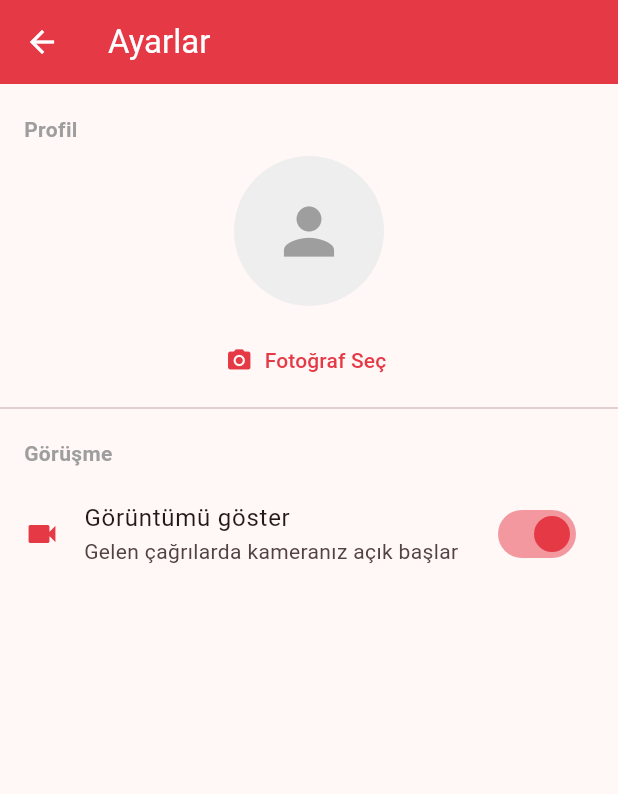
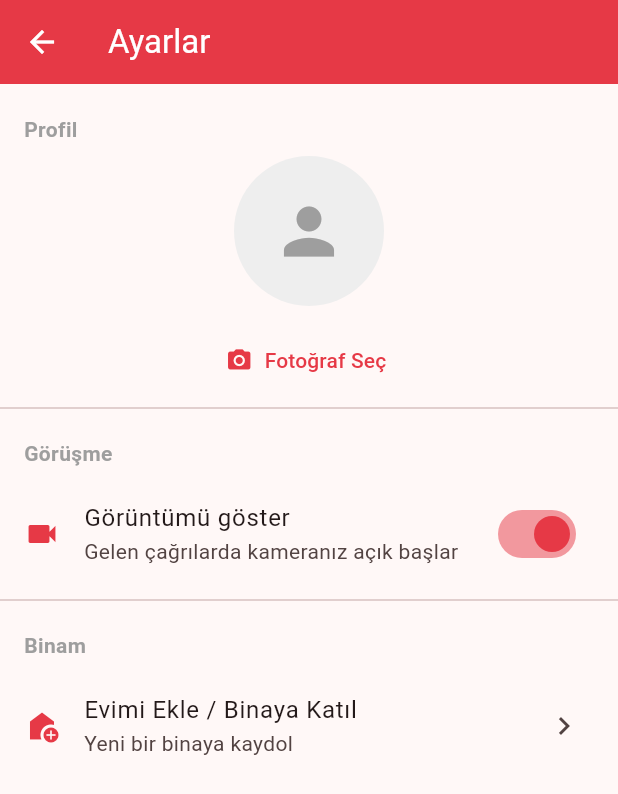
Before and after one commit to ilbarsseckin/diafon-mobil-app, a Flutter app: the HomeScreen screen opened directly with empty values, after a tap on the "settings" icon, on a phone screen of 412 x 824 dp. Shown: the top 794 px of the screen. Run offline on Flutter 3.47's test engine with Material 3 defaults, Android fonts, the phone set to English and light mode, and no system bars; our stand-ins replace firebase_core, firebase_messaging, flutter_secure_storage, geolocator, google_maps_flutter, image_picker and 2 more; missing offline and left inert: flutter_callkit_incoming, flutter_webrtc, mobile_scanner; accounts and stored records are empty; network calls fail.

Commit message:
Navbar: alt bar + ortada QR butonu, Evimi Ekle ayarlara tasindi

```diff
--- a/lib/main.dart
+++ b/lib/main.dart
@@ -502,33 +502,8 @@ class _HomeScreenState extends State<HomeScreen> {
         foregroundColor: Colors.white,
         actions: [
           IconButton(
-            icon: const Icon(Icons.add_home),
-            tooltip: 'Evimi Ekle',
-            onPressed: () async {
-              final result = await Navigator.push(
-                context,
-                MaterialPageRoute(builder: (_) => const AddBuildingScreen()),
-              );
-              if (result == true) _loadNearby();
-            },
-          ),
-          IconButton(
-            icon: const Icon(Icons.qr_code_scanner),
-            tooltip: 'QR Okut',
-            onPressed: _scanQr,
-          ),
-          IconButton(
-            icon: const Icon(Icons.history),
-            tooltip: 'Çağrı Geçmişi',
-            onPressed: () {
-              Navigator.push(
-                context,
-                MaterialPageRoute(builder: (_) => const CallHistoryScreen()),
-              );
-            },
-          ),
-          IconButton(
             icon: const Icon(Icons.settings),
+            tooltip: 'Ayarlar',
             onPressed: () {
               Navigator.push(
                 context,
@@ -538,6 +513,7 @@ class _HomeScreenState extends State<HomeScreen> {
           ),
           IconButton(
             icon: const Icon(Icons.logout),
+            tooltip: 'Çıkış',
             onPressed: () async {
               SocketService.disconnect();
               await ApiService.logout();
@@ -551,6 +527,68 @@ class _HomeScreenState extends State<HomeScreen> {
         ],
       ),
       body: _buildBody(),
+      // ORTADA YÜZEN BÜYÜK QR BUTONU
+      floatingActionButton: FloatingActionButton(
+        onPressed: _scanQr,
+        backgroundColor: const Color(0xFFE63946),
+        shape: const CircleBorder(),
+        child: const Icon(Icons.qr_code_scanner, color: Colors.white, size: 30),
+      ),
+      floatingActionButtonLocation: FloatingActionButtonLocation.centerDocked,
+      // ALT BAR
+      bottomNavigationBar: BottomAppBar(
+        shape: const CircularNotchedRectangle(),
+        notchMargin: 8,
+        color: Colors.white,
+        child: SizedBox(
+          height: 56,
+          child: Row(
+            mainAxisAlignment: MainAxisAlignment.spaceAround,
+            children: [
+              // Ana Sayfa
+              _bottomBarItem(
+                icon: Icons.home,
+                label: 'Ana Sayfa',
+                onTap: _loadNearby,
+              ),
+              const SizedBox(width: 48), // ortadaki QR butonu için boşluk
+              // Çağrı Geçmişi
+              _bottomBarItem(
+                icon: Icons.history,
+                label: 'Geçmiş',
+                onTap: () {
+                  Navigator.push(
+                    context,
+                    MaterialPageRoute(builder: (_) => const CallHistoryScreen()),
+                  );
+                },
+              ),
+            ],
+          ),
+        ),
+      ),
+    );
+  }
+
+  // Alt bar öğesi
+  Widget _bottomBarItem({
+    required IconData icon,
+    required String label,
+    required VoidCallback onTap,
+  }) {
+    return InkWell(
+      onTap: onTap,
+      child: Padding(
+        padding: const EdgeInsets.symmetric(horizontal: 16, vertical: 6),
+        child: Column(
+          mainAxisSize: MainAxisSize.min,
+          children: [
+            Icon(icon, color: const Color(0xFFE63946), size: 24),
+            const SizedBox(height: 2),
+            Text(label, style: const TextStyle(fontSize: 11, color: Color(0xFFE63946))),
+          ],
+        ),
+      ),
     );
   }
 
--- a/lib/settings_screen.dart
+++ b/lib/settings_screen.dart
@@ -2,6 +2,7 @@ import 'dart:convert';
 import 'package:flutter/material.dart';
 import 'package:image_picker/image_picker.dart';
 import 'api_service.dart';
+import 'add_building_screen.dart';
 
 class SettingsScreen extends StatefulWidget {
   const SettingsScreen({super.key});
@@ -138,6 +139,24 @@ class _SettingsScreenState extends State<SettingsScreen> {
               color: const Color(0xFFE63946),
             ),
           ),
+          const Divider(),
+          // Binam
+          const Padding(
+            padding: EdgeInsets.fromLTRB(16, 12, 16, 8),
+            child: Text('Binam', style: TextStyle(fontSize: 14, color: Colors.grey, fontWeight: FontWeight.w600)),
+          ),
+          ListTile(
+            leading: const Icon(Icons.add_home, color: Color(0xFFE63946)),
+            title: const Text('Evimi Ekle / Binaya Katıl'),
+            subtitle: const Text('Yeni bir binaya kaydol'),
+            trailing: const Icon(Icons.chevron_right),
+            onTap: () {
+              Navigator.push(
+                context,
+                MaterialPageRoute(builder: (_) => const AddBuildingScreen()),
+              );
+            },
+          ),
         ],
       ),
     );
```
